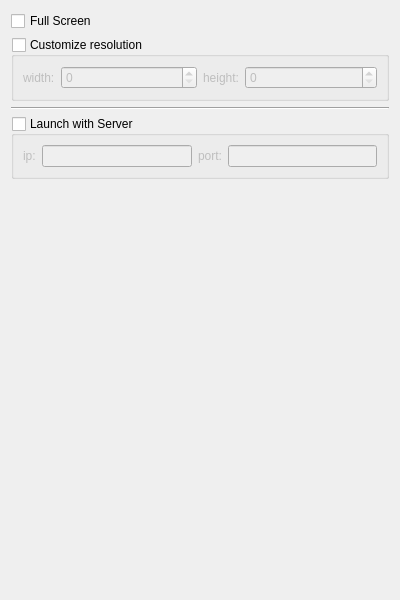
First picture: the form in Kaminec/UI/preferences_tabs/gametab.ui, repository kaniol-lck/Kaminec, before the edit.
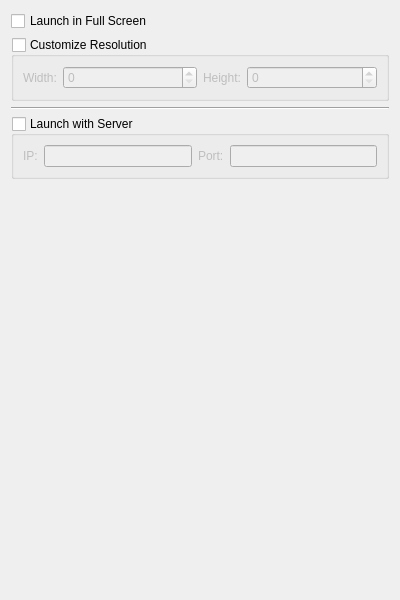
Second picture: the form after the edit.

Diff of the .ui file:
```diff
--- a/Kaminec/UI/preferences_tabs/gametab.ui
+++ b/Kaminec/UI/preferences_tabs/gametab.ui
@@ -17,14 +17,14 @@
    <item>
     <widget class="QCheckBox" name="fullScreen_checkBox">
      <property name="text">
-      <string>Full Screen</string>
+      <string>Launch in Full Screen</string>
      </property>
     </widget>
    </item>
    <item>
     <widget class="QGroupBox" name="customizeResolution_gb">
      <property name="title">
-      <string>Customize resolution</string>
+      <string>Customize Resolution</string>
      </property>
      <property name="checkable">
       <bool>true</bool>
@@ -38,7 +38,7 @@
         <item>
          <widget class="QLabel" name="width_label">
           <property name="text">
-           <string>width:</string>
+           <string>Width:</string>
           </property>
           <property name="buddy">
            <cstring>width_sb</cstring>
@@ -65,7 +65,7 @@
         <item>
          <widget class="QLabel" name="height_label">
           <property name="text">
-           <string>height:</string>
+           <string>Height:</string>
           </property>
           <property name="buddy">
            <cstring>height_sb</cstring>
@@ -112,7 +112,7 @@
       <item row="0" column="0">
        <widget class="QLabel" name="ip_label">
         <property name="text">
-         <string>ip:</string>
+         <string>IP:</string>
         </property>
         <property name="buddy">
          <cstring>ip_le</cstring>
@@ -125,7 +125,7 @@
       <item row="0" column="2">
        <widget class="QLabel" name="port_label">
         <property name="text">
-         <string>port:</string>
+         <string>Port:</string>
         </property>
         <property name="buddy">
          <cstring>port_le</cstring>
```
Left out of the diff: 2 changed lines with no effect on the pictures.
